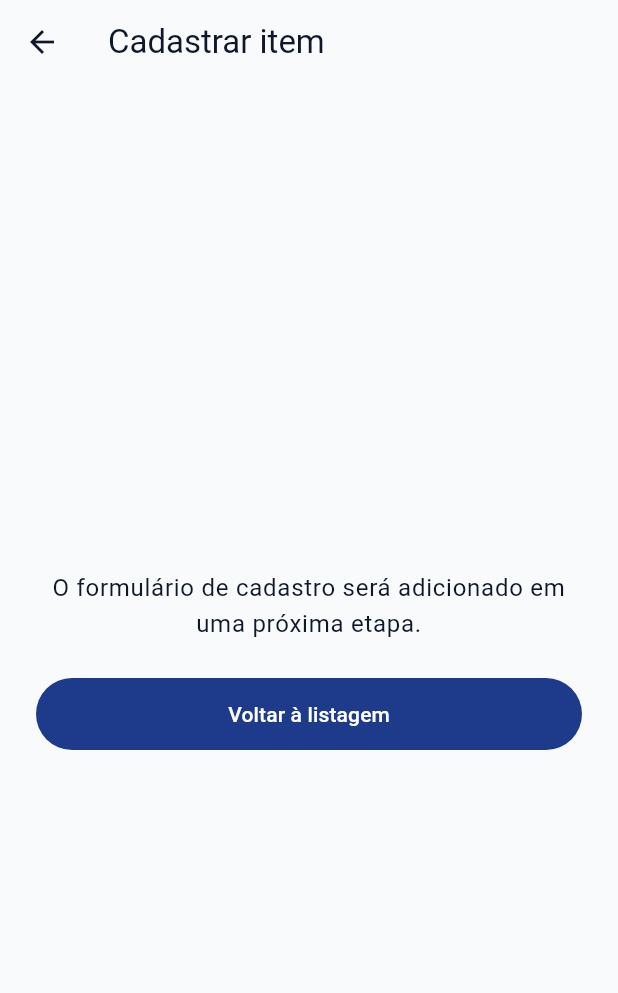
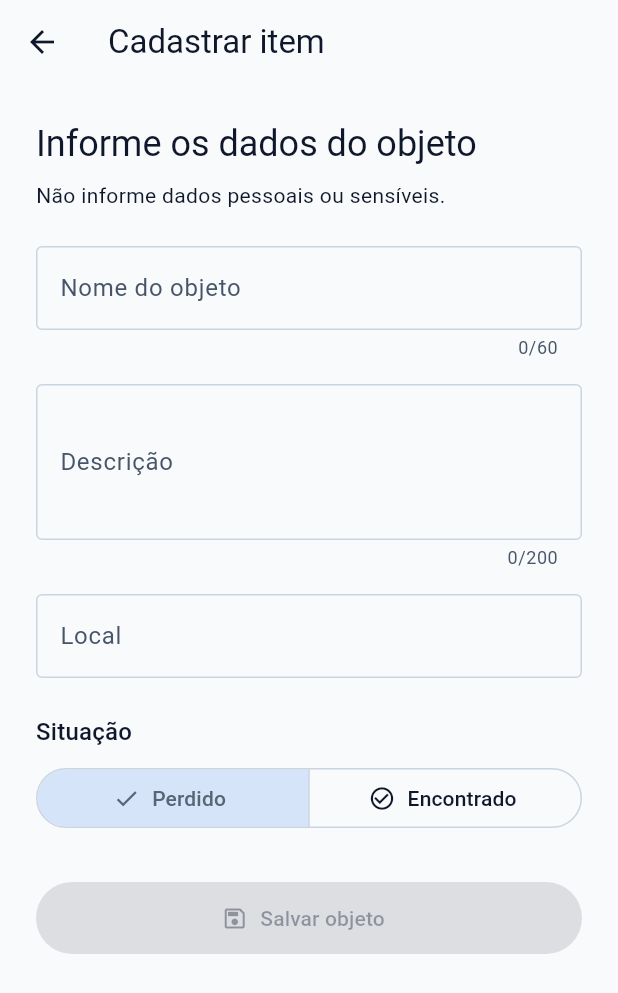
Before and after one commit to Kaua-cel/pmob-aval2, a Flutter app: the TelaCadastro screen opened by its route, on a phone screen of 412 x 824 dp. Shown: the top 993 px of the screen. Run offline on Flutter 3.47's test engine with Material 3 defaults, Android fonts, the phone set to English and light mode, and no system bars; our stand-ins replace supabase_flutter; accounts and stored records are empty.

Commit message:
feat(form): add registration form layout

```diff
--- a/lib/ui/screens/cadastro_screen.dart
+++ b/lib/ui/screens/cadastro_screen.dart
@@ -1,27 +1,116 @@
 import 'package:flutter/material.dart';
 
-class TelaCadastro extends StatelessWidget {
-  const TelaCadastro({super.key});
+import '../../models/item_record.dart';
+
+class TelaCadastro extends StatefulWidget {
+  const TelaCadastro({super.key, this.isProcessing = false, this.onSave});
+
+  final bool isProcessing;
+  final Future<void> Function(ItemRecord record)? onSave;
+
+  @override
+  State<TelaCadastro> createState() => _TelaCadastroState();
+}
+
+class _TelaCadastroState extends State<TelaCadastro> {
+  final GlobalKey<FormState> _formKey = GlobalKey<FormState>();
+  final TextEditingController _nameController = TextEditingController();
+  final TextEditingController _descriptionController = TextEditingController();
+  final TextEditingController _locationController = TextEditingController();
+  ItemStatus _status = ItemStatus.lost;
+
+  @override
+  void dispose() {
+    _nameController.dispose();
+    _descriptionController.dispose();
+    _locationController.dispose();
+    super.dispose();
+  }
 
   @override
   Widget build(BuildContext context) {
     return Scaffold(
       appBar: AppBar(title: const Text('Cadastrar item')),
-      body: Center(
-        child: Padding(
-          padding: const EdgeInsets.all(24),
-          child: Column(
-            mainAxisSize: MainAxisSize.min,
+      body: SafeArea(
+        child: Form(
+          key: _formKey,
+          child: ListView(
+            padding: const EdgeInsets.fromLTRB(24, 24, 24, 40),
             children: [
-              Text(
-                'O formulário de cadastro será adicionado em uma próxima etapa.',
-                style: Theme.of(context).textTheme.bodyLarge,
-                textAlign: TextAlign.center,
+              Text('Informe os dados do objeto', style: Theme.of(context).textTheme.headlineSmall),
+              const SizedBox(height: 8),
+              const Text('Não informe dados pessoais ou sensíveis.'),
+              const SizedBox(height: 24),
+              TextFormField(
+                controller: _nameController,
+                enabled: !widget.isProcessing,
+                maxLength: ItemFieldLimits.nameMaxLength,
+                maxLengthEnforcement: MaxLengthEnforcement.none,
+                textCapitalization: TextCapitalization.sentences,
+                decoration: const InputDecoration(
+                  border: OutlineInputBorder(),
+                  labelText: 'Nome do objeto',
+                  hintText: 'Ex.: Guarda-chuva preto',
+                ),
+              ),
+              const SizedBox(height: 16),
+              TextFormField(
+                controller: _descriptionController,
+                enabled: !widget.isProcessing,
+                maxLength: ItemFieldLimits.descriptionMaxLength,
+                maxLengthEnforcement: MaxLengthEnforcement.none,
+                minLines: 3,
+                maxLines: 5,
+                textCapitalization: TextCapitalization.sentences,
+                decoration: const InputDecoration(
+                  border: OutlineInputBorder(),
+                  labelText: 'Descrição',
+                  hintText: 'Descreva características que ajudem a identificar o objeto',
+                ),
+              ),
+              const SizedBox(height: 16),
+              TextFormField(
+                controller: _locationController,
+                enabled: !widget.isProcessing,
+                textCapitalization: TextCapitalization.sentences,
+                decoration: const InputDecoration(
+                  border: OutlineInputBorder(),
+                  labelText: 'Local',
+                  hintText: 'Ex.: Biblioteca',
+                ),
               ),
               const SizedBox(height: 24),
-              FilledButton(
-                onPressed: () => Navigator.of(context).pop(),
-                child: const Text('Voltar à listagem'),
+              Text('Situação', style: Theme.of(context).textTheme.titleMedium),
+              const SizedBox(height: 8),
+              SegmentedButton<ItemStatus>(
+                segments: const [
+                  ButtonSegment<ItemStatus>(
+                    value: ItemStatus.lost,
+                    icon: Icon(Icons.search_off_outlined),
+                    label: Text('Perdido'),
+                  ),
+                  ButtonSegment<ItemStatus>(
+                    value: ItemStatus.found,
+                    icon: Icon(Icons.check_circle_outline),
+                    label: Text('Encontrado'),
+                  ),
+                ],
+                selected: <ItemStatus>{_status},
+                onSelectionChanged: widget.isProcessing
+                    ? null
+                    : (Set<ItemStatus> selected) => setState(() => _status = selected.first),
+              ),
+              const SizedBox(height: 32),
+              FilledButton.icon(
+                onPressed: widget.isProcessing || widget.onSave == null ? null : _submit,
+                icon: widget.isProcessing
+                    ? const SizedBox(
+                        width: 20,
+                        height: 20,
+                        child: CircularProgressIndicator(strokeWidth: 2),
+                      )
+                    : const Icon(Icons.save_outlined),
+                label: Text(widget.isProcessing ? 'Salvando...' : 'Salvar objeto'),
               ),
             ],
           ),
@@ -29,4 +118,8 @@ class TelaCadastro extends StatelessWidget {
       ),
     );
   }
+
+  Future<void> _submit() async {
+    // Field validation and record creation are added with the form rules.
+  }
 }
```
